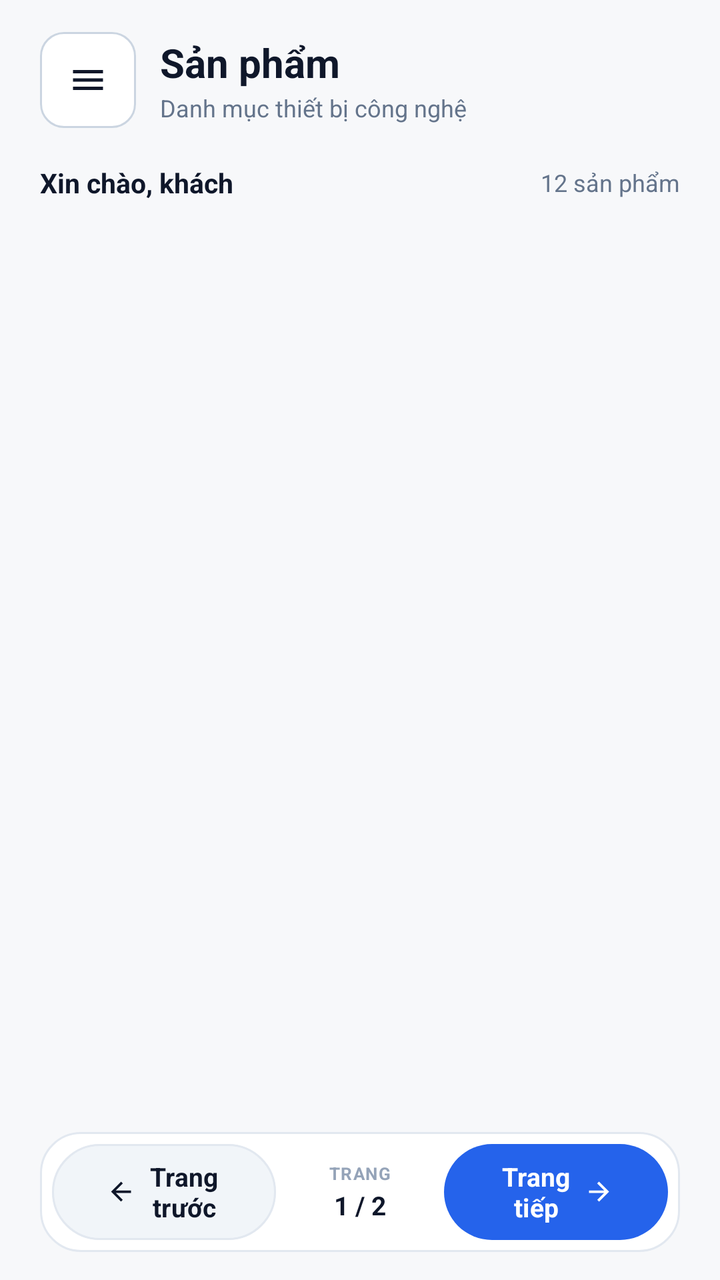
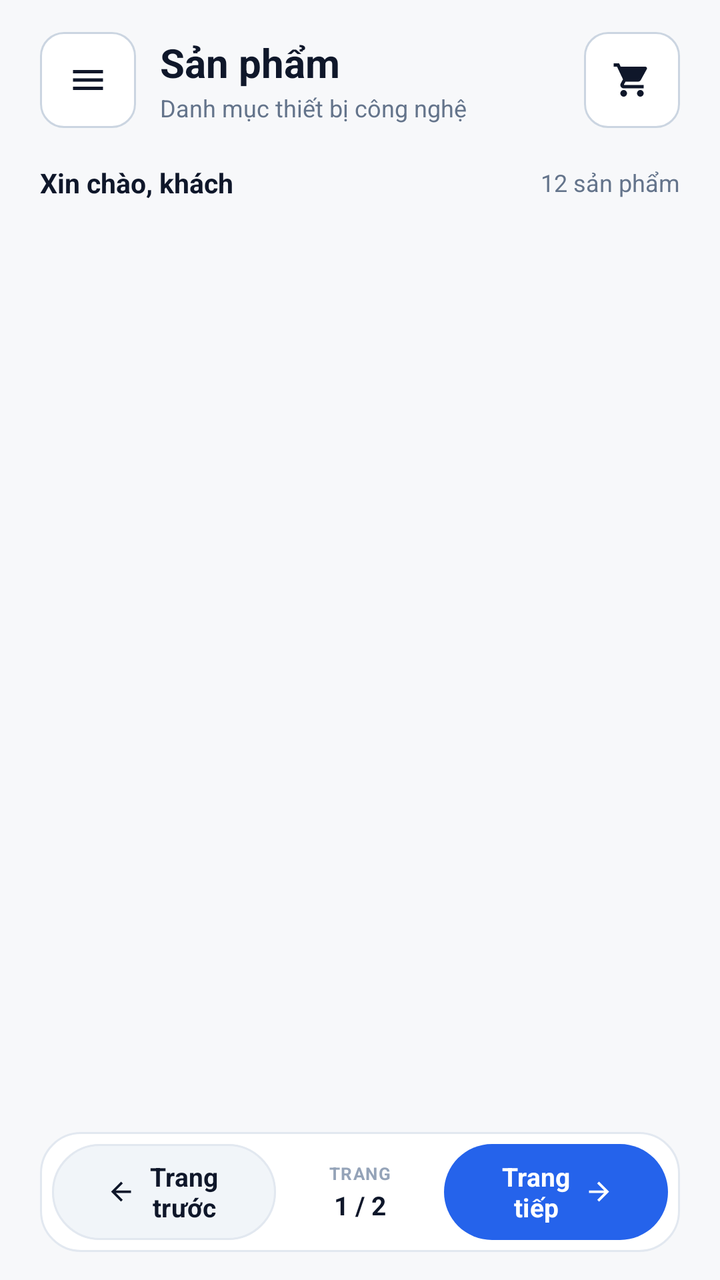

An Android layout rendered at two revisions. The XML below is the earlier revision; the diff shows what the commit changed to produce the second picture.
<!-- AndroidManifest.xml: application theme Theme.MyApplication -->
<!-- res/layout/activity_product_list.xml -->
<?xml version="1.0" encoding="utf-8"?>
<LinearLayout xmlns:android="http://schemas.android.com/apk/res/android"
    xmlns:app="http://schemas.android.com/apk/res-auto"
    xmlns:tools="http://schemas.android.com/tools"
    android:id="@+id/rootProductList"
    android:layout_width="match_parent"
    android:layout_height="match_parent"
    android:background="@color/screen_background"
    android:fitsSystemWindows="true"
    android:orientation="vertical"
    android:paddingStart="20dp"
    android:paddingTop="12dp"
    android:paddingEnd="20dp"
    android:paddingBottom="14dp"
    tools:ignore="HardcodedText,TextContrastCheck,TouchTargetSizeCheck">

    
    <LinearLayout
        android:id="@+id/headerBar"
        android:layout_width="match_parent"
        android:layout_height="wrap_content"
        android:gravity="center_vertical"
        android:orientation="horizontal"
        android:paddingTop="4dp"
        android:paddingBottom="4dp">

        <com.google.android.material.button.MaterialButton
            android:id="@+id/btnToggleMenu"
            android:layout_width="48dp"
            android:layout_height="48dp"
            android:clickable="true"
            android:contentDescription="Mở hoặc đóng menu"
            android:focusable="true"
            android:insetLeft="0dp"
            android:insetTop="0dp"
            android:insetRight="0dp"
            android:insetBottom="0dp"
            android:minWidth="48dp"
            android:minHeight="48dp"
            android:padding="0dp"
            app:backgroundTint="@color/surface"
            app:cornerRadius="12dp"
            app:icon="@drawable/ic_menu_24"
            app:iconGravity="textStart"
            app:iconPadding="0dp"
            app:iconSize="20dp"
            app:iconTint="@color/ink"
            app:strokeColor="@color/border_strong"
            app:strokeWidth="1dp"
            tools:ignore="TouchTargetSizeCheck" />

        <LinearLayout
            android:layout_width="0dp"
            android:layout_height="wrap_content"
            android:layout_marginStart="12dp"
            android:layout_weight="1"
            android:orientation="vertical">

            <TextView
                android:id="@+id/tvHeaderTitle"
                android:layout_width="wrap_content"
                android:layout_height="wrap_content"
                android:text="Sản phẩm"
                android:textColor="@color/ink"
                android:textSize="20sp"
                android:textStyle="bold" />

            <TextView
                android:id="@+id/tvHeaderSubtitle"
                android:layout_width="wrap_content"
                android:layout_height="wrap_content"
                android:layout_marginTop="1dp"
                android:text="Danh mục thiết bị công nghệ"
                android:textColor="@color/text_secondary"
                android:textSize="12sp" />
        </LinearLayout>
    </LinearLayout>

    
    <LinearLayout
        android:id="@+id/layoutMenu"
        android:layout_width="match_parent"
        android:layout_height="wrap_content"
        android:layout_marginTop="10dp"
        android:background="@drawable/bg_surface"
        android:elevation="4dp"
        android:orientation="vertical"
        android:padding="12dp"
        android:visibility="gone">

        <LinearLayout
            android:layout_width="match_parent"
            android:layout_height="wrap_content"
            android:gravity="center_vertical"
            android:orientation="horizontal"
            android:paddingStart="8dp"
            android:paddingTop="2dp"
            android:paddingEnd="8dp"
            android:paddingBottom="8dp">

            <TextView
                android:layout_width="0dp"
                android:layout_height="wrap_content"
                android:layout_weight="1"
                android:letterSpacing="0.08"
                android:text="ĐIỀU HƯỚNG &amp; BỘ LỌC"
                android:textColor="@color/text_tertiary"
                android:textSize="10sp"
                android:textStyle="bold" />

            <TextView
                android:id="@+id/tvMenuAccountBadge"
                android:layout_width="wrap_content"
                android:layout_height="wrap_content"
                android:background="@drawable/bg_badge_primary"
                android:paddingStart="8dp"
                android:paddingTop="3dp"
                android:paddingEnd="8dp"
                android:paddingBottom="3dp"
                android:text="Tài khoản: admin"
                android:textColor="@color/primary_dark"
                android:textSize="11sp"
                android:textStyle="bold" />
        </LinearLayout>

        <TextView
            android:id="@+id/menuHome"
            android:layout_width="match_parent"
            android:layout_height="48dp"
            android:background="@drawable/bg_menu_item"
            android:clickable="true"
            android:focusable="true"
            android:gravity="center_vertical"
            android:paddingStart="12dp"
            android:paddingEnd="12dp"
            android:text="Tất cả sản phẩm"
            android:textColor="@color/primary_dark"
            android:textSize="13.5sp"
            android:textStyle="bold" />

        <TextView
            android:id="@+id/menuFilterMobile"
            android:layout_width="match_parent"
            android:layout_height="48dp"
            android:background="@drawable/bg_menu_item"
            android:clickable="true"
            android:focusable="true"
            android:gravity="center_vertical"
            android:paddingStart="12dp"
            android:paddingEnd="12dp"
            android:text="Điện thoại &amp; Máy tính bảng"
            android:textColor="@color/ink"
            android:textSize="13.5sp" />

        <TextView
            android:id="@+id/menuFilterAudio"
            android:layout_width="match_parent"
            android:layout_height="48dp"
            android:background="@drawable/bg_menu_item"
            android:clickable="true"
            android:focusable="true"
            android:gravity="center_vertical"
            android:paddingStart="12dp"
            android:paddingEnd="12dp"
            android:text="Thiết bị âm thanh (Tai nghe, Loa)"
            android:textColor="@color/ink"
            android:textSize="13.5sp" />

        <TextView
            android:id="@+id/menuFilterAccessory"
            android:layout_width="match_parent"
            android:layout_height="48dp"
            android:background="@drawable/bg_menu_item"
            android:clickable="true"
            android:focusable="true"
            android:gravity="center_vertical"
            android:paddingStart="12dp"
            android:paddingEnd="12dp"
            android:text="Laptop &amp; Phụ kiện công nghệ"
            android:textColor="@color/ink"
            android:textSize="13.5sp" />

        <View
            android:layout_width="match_parent"
            android:layout_height="1dp"
            android:layout_marginTop="6dp"
            android:layout_marginBottom="6dp"
            android:background="@color/border" />

        <TextView
            android:id="@+id/menuInfo"
            android:layout_width="match_parent"
            android:layout_height="48dp"
            android:background="@drawable/bg_menu_item"
            android:clickable="true"
            android:focusable="true"
            android:gravity="center_vertical"
            android:paddingStart="12dp"
            android:paddingEnd="12dp"
            android:text="Thông tin ứng dụng"
            android:textColor="@color/text_secondary"
            android:textSize="13.5sp" />

        <TextView
            android:id="@+id/menuLogout"
            android:layout_width="match_parent"
            android:layout_height="48dp"
            android:background="@drawable/bg_menu_item"
            android:clickable="true"
            android:focusable="true"
            android:gravity="center_vertical"
            android:paddingStart="12dp"
            android:paddingEnd="12dp"
            android:text="Đăng xuất"
            android:textColor="@color/danger"
            android:textSize="13.5sp"
            android:textStyle="bold" />
    </LinearLayout>

    
    <LinearLayout
        android:layout_width="match_parent"
        android:layout_height="wrap_content"
        android:layout_marginTop="14dp"
        android:layout_marginBottom="10dp"
        android:gravity="center_vertical"
        android:orientation="horizontal">

        <TextView
            android:id="@+id/tvWelcomeUser"
            android:layout_width="0dp"
            android:layout_height="wrap_content"
            android:layout_weight="1"
            android:text="Xin chào, khách"
            android:textColor="@color/ink"
            android:textSize="13.5sp"
            android:textStyle="bold" />

        <TextView
            android:id="@+id/tvProductCount"
            android:layout_width="wrap_content"
            android:layout_height="wrap_content"
            android:text="12 sản phẩm"
            android:textColor="@color/text_secondary"
            android:textSize="12sp" />

    </LinearLayout>

    
    <ListView
        android:id="@+id/listView"
        android:layout_width="match_parent"
        android:layout_height="0dp"
        android:layout_weight="1"
        android:background="@android:color/transparent"
        android:clipToPadding="false"
        android:divider="@null"
        android:dividerHeight="0dp"
        android:listSelector="@android:color/transparent"
        android:overScrollMode="never"
        android:paddingBottom="4dp"
        android:scrollbars="none" />

    
    <LinearLayout
        android:layout_width="match_parent"
        android:layout_height="wrap_content"
        android:layout_marginTop="10dp"
        android:background="@drawable/bg_bottom_bar"
        android:gravity="center_vertical"
        android:orientation="horizontal"
        android:padding="6dp">

        <com.google.android.material.button.MaterialButton
            android:id="@+id/btnPrev"
            android:layout_width="0dp"
            android:layout_height="48dp"
            android:layout_weight="1"
            android:insetLeft="0dp"
            android:insetTop="0dp"
            android:insetRight="0dp"
            android:insetBottom="0dp"
            android:minWidth="48dp"
            android:minHeight="48dp"
            android:text="Trang trước"
            android:textAllCaps="false"
            android:textColor="@color/ink"
            android:textSize="13sp"
            android:textStyle="bold"
            app:backgroundTint="@color/surface_subtle"
            app:cornerRadius="24dp"
            app:icon="@drawable/ic_arrow_left_24"
            app:iconGravity="textStart"
            app:iconPadding="5dp"
            app:iconSize="15dp"
            app:iconTint="@color/ink"
            app:strokeColor="@color/border"
            app:strokeWidth="1dp"
            tools:ignore="TouchTargetSizeCheck" />

        <LinearLayout
            android:layout_width="0dp"
            android:layout_height="48dp"
            android:layout_weight="0.75"
            android:gravity="center"
            android:orientation="vertical">

            <TextView
                android:layout_width="wrap_content"
                android:layout_height="wrap_content"
                android:letterSpacing="0.06"
                android:text="TRANG"
                android:textColor="@color/text_tertiary"
                android:textSize="8.5sp"
                android:textStyle="bold" />

            <TextView
                android:id="@+id/tvPage"
                android:layout_width="wrap_content"
                android:layout_height="wrap_content"
                android:layout_marginTop="1dp"
                android:text="1 / 2"
                android:textColor="@color/ink"
                android:textSize="13sp"
                android:textStyle="bold" />
        </LinearLayout>

        <com.google.android.material.button.MaterialButton
            android:id="@+id/btnNext"
            android:layout_width="0dp"
            android:layout_height="48dp"
            android:layout_weight="1"
            android:insetLeft="0dp"
            android:insetTop="0dp"
            android:insetRight="0dp"
            android:insetBottom="0dp"
            android:minWidth="48dp"
            android:minHeight="48dp"
            android:text="Trang tiếp"
            android:textAllCaps="false"
            android:textColor="@color/white"
            android:textSize="13sp"
            android:textStyle="bold"
            app:backgroundTint="@color/primary"
            app:cornerRadius="24dp"
            app:icon="@drawable/ic_arrow_right_24"
            app:iconGravity="textEnd"
            app:iconPadding="5dp"
            app:iconSize="15dp"
            app:iconTint="@color/white"
            tools:ignore="TouchTargetSizeCheck" />
    </LinearLayout>

</LinearLayout>
<!-- resources referenced by this layout -->
<resources>
  <color name="border">#E2E8F0</color>
  <color name="border_strong">#CBD5E1</color>
  <color name="danger">#DC2626</color>
  <color name="ink">#0F172A</color>
  <color name="primary">#2563EB</color>
  <color name="primary_dark">#1D4ED8</color>
  <color name="screen_background">#F7F8FA</color>
  <color name="surface">#FFFFFFFF</color>
  <color name="surface_subtle">#F1F5F9</color>
  <color name="text_secondary">#64748B</color>
  <color name="text_tertiary">#94A3B8</color>
  <color name="white">#FFFFFFFF</color>
  <!-- drawable bg_badge_primary (drawable) -->
  <?xml version="1.0" encoding="utf-8"?>
  <shape xmlns:android="http://schemas.android.com/apk/res/android" android:shape="rectangle">
      <solid android:color="@color/primary_soft" />
      <corners android:radius="6dp" />
  </shape>
  <!-- drawable bg_bottom_bar (drawable) -->
  <?xml version="1.0" encoding="utf-8"?>
  <shape xmlns:android="http://schemas.android.com/apk/res/android" android:shape="rectangle">
      <solid android:color="@color/surface" />
      <stroke android:width="1dp" android:color="@color/border" />
      <corners android:radius="20dp" />
  </shape>
  <!-- drawable bg_surface (drawable) -->
  <?xml version="1.0" encoding="utf-8"?>
  <shape xmlns:android="http://schemas.android.com/apk/res/android" android:shape="rectangle">
      <solid android:color="@color/surface" />
      <stroke android:width="1dp" android:color="@color/border" />
      <corners android:radius="18dp" />
  </shape>
  <!-- drawable ic_arrow_left_24 (drawable) -->
  <?xml version="1.0" encoding="utf-8"?>
  <vector xmlns:android="http://schemas.android.com/apk/res/android" android:width="24dp" android:height="24dp" android:viewportWidth="24" android:viewportHeight="24">
      <path android:fillColor="#FF0F172A" android:pathData="M20,11H7.83l5.59,-5.59L12,4l-8,8 8,8 1.41,-1.41L7.83,13H20v-2z" />
  </vector>
  <!-- drawable ic_arrow_right_24 (drawable) -->
  <?xml version="1.0" encoding="utf-8"?>
  <vector xmlns:android="http://schemas.android.com/apk/res/android" android:width="24dp" android:height="24dp" android:viewportWidth="24" android:viewportHeight="24">
      <path android:fillColor="#FF0F172A" android:pathData="M12,4l-1.41,1.41L16.17,11H4v2h12.17l-5.58,5.59L12,20l8,-8z" />
  </vector>
  <!-- drawable ic_menu_24 (drawable) -->
  <?xml version="1.0" encoding="utf-8"?>
  <vector xmlns:android="http://schemas.android.com/apk/res/android" android:width="24dp" android:height="24dp" android:viewportWidth="24" android:viewportHeight="24">
      <path android:fillColor="#FF1D4ED8" android:pathData="M3,6h18v2H3zM3,11h18v2H3zM3,16h18v2H3z" />
  </vector>
  <style name="Theme.MyApplication" parent="Base.Theme.MyApplication" />
  <color name="primary_soft">#EFF6FF</color>
  <!-- unchanged entries left out for length: 2 -->
</resources>

<!-- the commit's change to res/layout/activity_product_list.xml (unified diff, before → after) -->
@@ -74,6 +74,53 @@
                 android:textColor="@color/text_secondary"
                 android:textSize="12sp" />
         </LinearLayout>
+
+        
+        <FrameLayout
+            android:layout_width="48dp"
+            android:layout_height="48dp"
+            android:layout_marginStart="8dp">
+
+            <com.google.android.material.button.MaterialButton
+                android:id="@+id/btnOpenCart"
+                android:layout_width="48dp"
+                android:layout_height="48dp"
+                android:clickable="true"
+                android:contentDescription="Mở giỏ hàng"
+                android:focusable="true"
+                android:insetLeft="0dp"
+                android:insetTop="0dp"
+                android:insetRight="0dp"
+                android:insetBottom="0dp"
+                android:minWidth="48dp"
+                android:minHeight="48dp"
+                android:padding="0dp"
+                app:backgroundTint="@color/surface"
+                app:cornerRadius="12dp"
+                app:icon="@drawable/ic_cart_24"
+                app:iconGravity="textStart"
+                app:iconPadding="0dp"
+                app:iconSize="20dp"
+                app:iconTint="@color/ink"
+                app:strokeColor="@color/border_strong"
+                app:strokeWidth="1dp"
+                tools:ignore="TouchTargetSizeCheck" />
+
+            <TextView
+                android:id="@+id/tvHeaderCartBadge"
+                android:layout_width="18dp"
+                android:layout_height="18dp"
+                android:layout_gravity="top|end"
+                android:layout_marginTop="2dp"
+                android:layout_marginEnd="2dp"
+                android:background="@drawable/bg_cart_badge"
+                android:gravity="center"
+                android:text="1"
+                android:textColor="@color/white"
+                android:textSize="10sp"
+                android:textStyle="bold"
+                android:visibility="gone" />
+        </FrameLayout>
     </LinearLayout>
 
     
@@ -186,6 +233,35 @@
             android:layout_marginTop="6dp"
             android:layout_marginBottom="6dp"
             android:background="@color/border" />
+
+        <TextView
+            android:id="@+id/menuProfile"
+            android:layout_width="match_parent"
+            android:layout_height="48dp"
+            android:background="@drawable/bg_menu_item"
+            android:clickable="true"
+            android:focusable="true"
+            android:gravity="center_vertical"
+            android:paddingStart="12dp"
+            android:paddingEnd="12dp"
+            android:text="Hồ sơ cá nhân"
+            android:textColor="@color/ink"
+            android:textSize="13.5sp"
+            android:textStyle="bold" />
+
+        <TextView
+            android:id="@+id/menuCart"
+            android:layout_width="match_parent"
+            android:layout_height="48dp"
+            android:background="@drawable/bg_menu_item"
+            android:clickable="true"
+            android:focusable="true"
+            android:gravity="center_vertical"
+            android:paddingStart="12dp"
+            android:paddingEnd="12dp"
+            android:text="Giỏ hàng &amp; Đặt mua"
+            android:textColor="@color/ink"
+            android:textSize="13.5sp" />
 
         <TextView
             android:id="@+id/menuInfo"
<!-- resource entries referenced after the edit -->
@@ -25,6 +25,11 @@
       <stroke android:width="1dp" android:color="@color/border" />
       <corners android:radius="20dp" />
   </shape>
+  <!-- drawable bg_cart_badge (drawable) -->
+  <?xml version="1.0" encoding="utf-8"?>
+  <shape xmlns:android="http://schemas.android.com/apk/res/android" android:shape="oval">
+      <solid android:color="@color/danger" />
+  </shape>
   <!-- drawable bg_surface (drawable) -->
   <?xml version="1.0" encoding="utf-8"?>
   <shape xmlns:android="http://schemas.android.com/apk/res/android" android:shape="rectangle">
@@ -42,6 +47,16 @@
   <vector xmlns:android="http://schemas.android.com/apk/res/android" android:width="24dp" android:height="24dp" android:viewportWidth="24" android:viewportHeight="24">
       <path android:fillColor="#FF0F172A" android:pathData="M12,4l-1.41,1.41L16.17,11H4v2h12.17l-5.58,5.59L12,20l8,-8z" />
   </vector>
+  <!-- drawable ic_cart_24 (drawable) -->
+  <vector xmlns:android="http://schemas.android.com/apk/res/android"
+      android:width="24dp"
+      android:height="24dp"
+      android:viewportWidth="24"
+      android:viewportHeight="24">
+      <path
+          android:fillColor="@color/ink"
+          android:pathData="M7,18c-1.1,0 -1.99,0.9 -1.99,2S5.9,22 7,22s2,-0.9 2,-2 -0.9,-2 -2,-2zM1,2v2h2l3.6,7.59 -1.35,2.45c-0.16,0.28 -0.25,0.61 -0.25,0.96 0,1.1 0.9,2 2,2h12v-2H7.42c-0.14,0 -0.25,-0.11 -0.25,-0.25l0.03,-0.12 0.9,-1.63h7.45c0.75,0 1.41,-0.41 1.75,-1.03l3.58,-6.49c0.08,-0.14 0.12,-0.31 0.12,-0.48 0,-0.55 -0.45,-1 -1,-1H5.21l-0.94,-2H1zm16,16c-1.1,0 -1.99,0.9 -1.99,2s0.89,2 1.99,2 2,-0.9 2,-2 -0.9,-2 -2,-2z" />
+  </vector>
   <!-- drawable ic_menu_24 (drawable) -->
   <?xml version="1.0" encoding="utf-8"?>
   <vector xmlns:android="http://schemas.android.com/apk/res/android" android:width="24dp" android:height="24dp" android:viewportWidth="24" android:viewportHeight="24">
